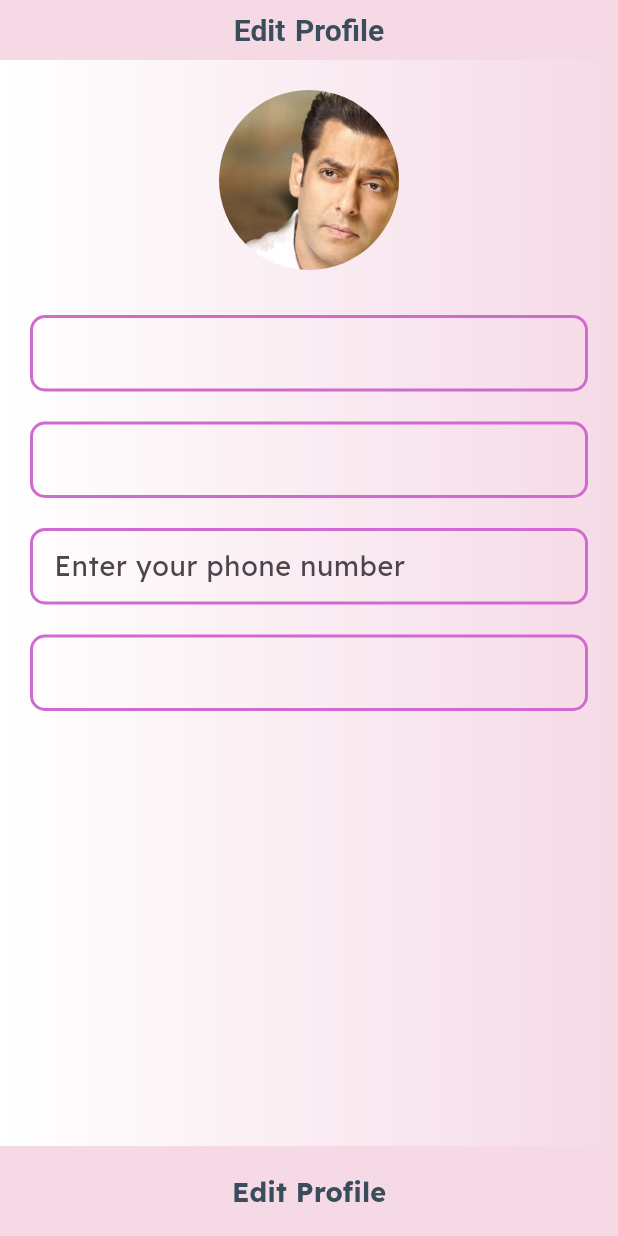
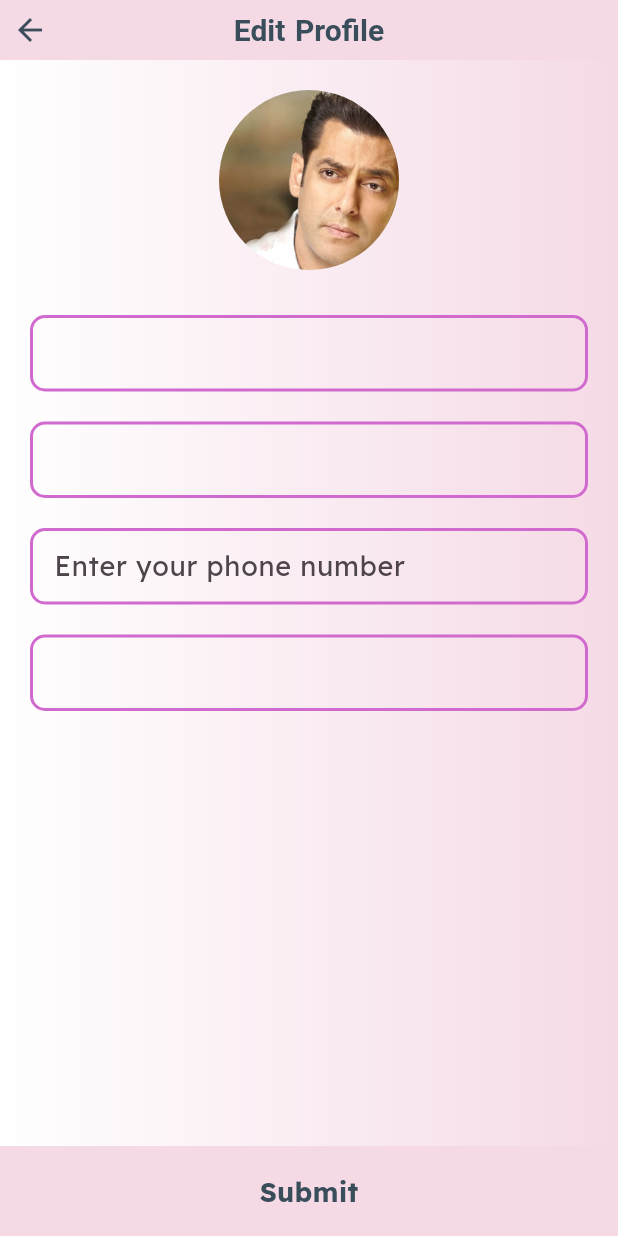
Before and after one commit to Amangupta9026/qwise, a Flutter app: the EditProfile screen opened by its route, on a phone screen of 412 x 824 dp. Run offline on Flutter 3.47's test engine with Material 2 defaults, Android fonts, the phone set to English and light mode, and no system bars; our stand-ins replace cloud_firestore, firebase_auth, firebase_core, flutter_easyloading, flutter_rating_bar, flutter_screenutil and 6 more; missing offline and left inert: bottom_bar_matu, carousel_animations, image_picker_pro; accounts and stored records are empty.

Commit message:
update profile, edit profile, fix bug

```diff
--- a/lib/profile/edit_profile.dart
+++ b/lib/profile/edit_profile.dart
@@ -1,3 +1,4 @@
+import 'package:qwise/provider/edit_profile_notifier.dart';
 import 'package:qwise/utils/file_collection.dart';
 
 class EditProfile extends StatelessWidget {
@@ -12,6 +13,7 @@ class EditProfile extends StatelessWidget {
           child: HeaderWidget(
             text1: 'Edit Profile',
             isCenterTitle: true,
+            leading1: Icons.arrow_back,
           ),
         ),
         bottomNavigationBar: Container(
@@ -27,7 +29,7 @@ class EditProfile extends StatelessWidget {
             onPressed: () {},
             child: const TextWidget(
               color1: colortext,
-              text1: 'Edit Profile',
+              text1: 'Submit',
               size1: 18,
               fontWeight1: FontWeight.w700,
             ),
@@ -39,17 +41,27 @@ class EditProfile extends StatelessWidget {
             child: SafeArea(
                 child: SingleChildScrollView(
                     child: Column(children: [
-              Center(
+              Consumer<EditProfileNotifier>(builder: (context, ref, child) {
+                return InkWell(
+                  onTap: () {
+                    ref.imagePicker(context);
+                  },
+                  child: Center(
                       child: Container(
                           margin: const EdgeInsets.only(top: 20),
                           height: 120,
                           width: 120,
-                      decoration: const BoxDecoration(
+                          decoration: BoxDecoration(
                               shape: BoxShape.circle,
                               image: DecorationImage(
-                            image: AssetImage('assets/images/solmon_boi.jpg'),
+                                image: ref.selectedImage != null
+                                    ? Image.file(ref.selectedImage!).image
+                                    : const AssetImage(
+                                        'assets/images/solmon_boi.jpg'),
                                 fit: BoxFit.cover,
                               )))),
+                );
+              }),
               Padding(
                 padding: const EdgeInsets.fromLTRB(20.0, 30, 20, 60),
                 child: Column(
--- a/lib/provider/signup_notifier.dart
+++ b/lib/provider/signup_notifier.dart
@@ -88,7 +88,9 @@ class SignUpNotifier extends ChangeNotifier {
         'All fields are required to fill',
         () {
           context.pop();
+
         },
+
       );
     } else if (firstNameController.text.isEmpty) {
       showMyDialog(
--- a/lib/router/multi_provider_name.dart
+++ b/lib/router/multi_provider_name.dart
@@ -1,6 +1,7 @@
 import 'package:provider/single_child_widget.dart';
 import 'package:qwise/provider/page_index_selector.dart';
 
+import '../provider/edit_profile_notifier.dart';
 import '../provider/forgot_password_notifier.dart';
 import '../provider/verify_otp_screen_notifier.dart';
 import '../utils/file_collection.dart';
@@ -12,4 +13,5 @@ final List<SingleChildWidget> multiProviderName = [
   ChangeNotifierProvider(create: (_) => ForgotPasswordNotifier()),
   ChangeNotifierProvider(create: (_) => VerifyOTPNotifier()),
   ChangeNotifierProvider(create: (_) => PageIndexSelectorNotifier()),
+  ChangeNotifierProvider(create: (_) => EditProfileNotifier()),
 ];
--- a/lib/widget/textformfield_widget.dart
+++ b/lib/widget/textformfield_widget.dart
@@ -33,15 +33,13 @@ class TextFormFieldWidget extends StatelessWidget {
             borderRadius: BorderRadius.circular(10.0),
           ),
           hintText: hinttext1 ?? '',
-          focusedBorder: isReadOnly == true
-              ? OutlineInputBorder(
-                  borderRadius: BorderRadius.circular(10.0),
-                  borderSide: const BorderSide(
-                    width: 3,
-                    color: primaryColor,
-                  ),
-                )
-              : null,
+          focusedBorder: OutlineInputBorder(
+            borderRadius: BorderRadius.circular(10.0),
+            borderSide: const BorderSide(
+              width: 3,
+              color: primaryColor,
+            ),
+          ),
           enabledBorder: OutlineInputBorder(
             borderRadius: BorderRadius.circular(10.0),
             borderSide: const BorderSide(
--- a/pubspec.yaml
+++ b/pubspec.yaml
@@ -35,6 +35,9 @@ dependencies:
   google_fonts: ^4.0.4
   go_router: ^7.0.1
 
+  #I
+  image_picker_pro: ^0.0.1+1
+
   #M
   material_design_icons_flutter: ^6.0.7096
 
```
Also changed, not shown: lib/provider/edit_profile_notifier.dart (added, +53 -0 lines), lib/widget/alertdialogbox.dart (+12 -9 lines), pubspec.lock, 2 other files. Lines whose indentation alone changed are shown as unchanged.
